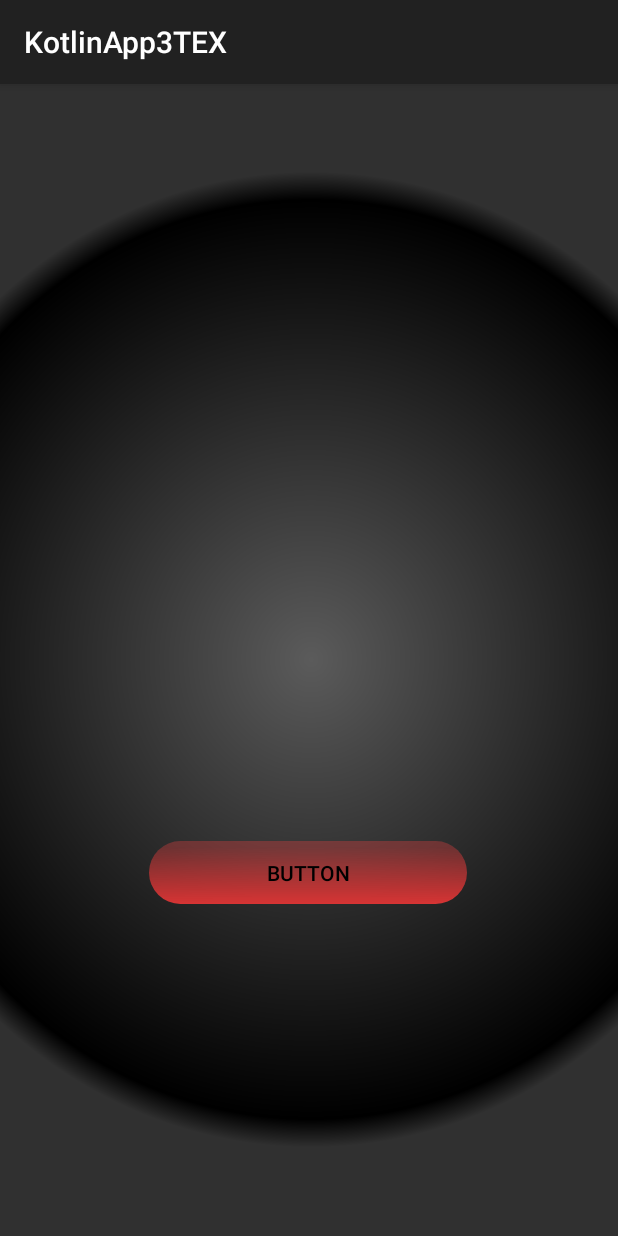
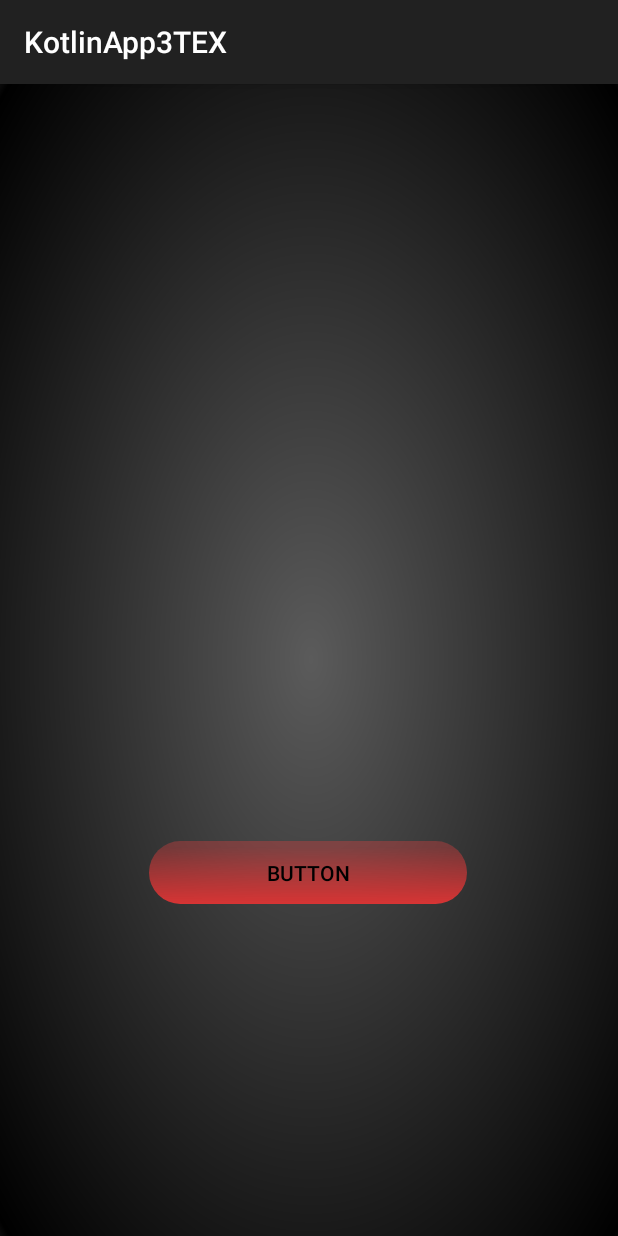
Before and after one commit to EdrhianValerioITICB/KotlinApp3TEX, an Android app: the screen it shows after launch (MainActivity), on a phone screen of 412 x 824 dp. Run offline under Robolectric (Android 15) with nearby library versions, the phone set to English and light mode, and no system bars.

Commit message:
Drawable black

```diff
--- a/app/src/main/res/drawable/background_dark.xml
+++ b/app/src/main/res/drawable/background_dark.xml
@@ -1,21 +1,21 @@
 <vector
     xmlns:android="http://schemas.android.com/apk/res/android"
     xmlns:aapt="http://schemas.android.com/aapt"
-    android:width="1360dp"
-    android:height="2640dp"
+    android:width="360dp"
+    android:height="640dp"
     android:viewportWidth="360"
     android:viewportHeight="640"
     >
     <group>
         <clip-path
-            android:pathData="M30 0H330C346.569 0 360 13.4315 360 30V610C360 626.569 346.569 640 330 640H30C13.4315 640 0 626.569 0 610V30C0 13.4315 13.4315 0 30 0Z"
+            android:pathData="M0 0H360V640H0V0Z"
             />
         <group
             android:translateX="1.252"
             android:translateY="-0.252"
             android:pivotX="180"
             android:pivotY="320"
-            android:scaleX="3.009"
+            android:scaleX="5.2"
             android:scaleY="3.009"
             android:rotation="90"
             >
```
